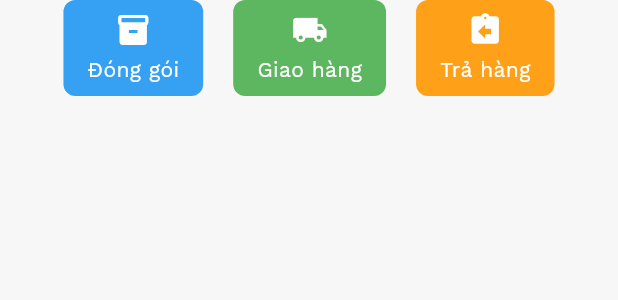
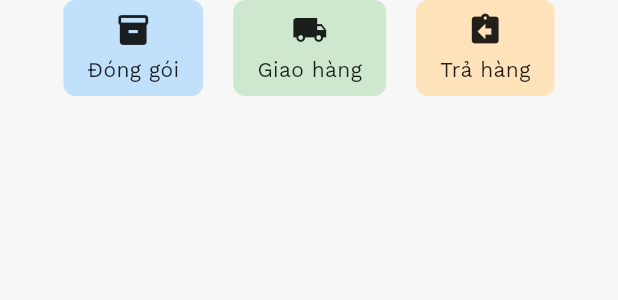
Before and after one commit to VoQuocTanne/pjpacktrack, a Flutter app: the DeliveryOptionsWidget widget shown alone on an empty page, opened directly with empty values, on a phone screen of 412 x 824 dp. Shown: the top 300 px of the screen. Run offline on Flutter 3.47's test engine with Material 3 defaults, Android fonts, the phone set to English and light mode, and no system bars; our stand-ins replace bloc, camera, cloud_firestore, equatable, firebase_auth, firebase_core and 14 more; missing offline and left inert: aws_storage_service, flutter_stripe, kommunicate_flutter, mobile_scanner; accounts and stored records are empty; generated files the repository leaves out were written again.

Commit message:
sửa icon and color

```diff
--- a/pjpacktrack/lib/modules/bottom_tab/bottom_tab_screen.dart
+++ b/pjpacktrack/lib/modules/bottom_tab/bottom_tab_screen.dart
@@ -114,7 +114,7 @@ class _BottomTabScreenState extends State<BottomTabScreen>
           Row(
             children: <Widget>[
               TabButtonUI(
-                icon: Icons.search,
+                icon: Icons.inventory,
                 isSelected: tabType == BottomBarType.order,
                 text: Loc.alized.explore,
                 onTap: () {
@@ -122,7 +122,7 @@ class _BottomTabScreenState extends State<BottomTabScreen>
                 },
               ),
               TabButtonUI(
-                icon: FontAwesomeIcons.comment, // Icon for Store
+                icon: FontAwesomeIcons.users, // Icon for Store
                 isSelected: tabType == BottomBarType.forum,
                 text: 'Diễn đàn', // Text for Store
                 onTap: () {
--- a/pjpacktrack/lib/modules/ui/odervideo.dart
+++ b/pjpacktrack/lib/modules/ui/odervideo.dart
@@ -315,7 +315,7 @@ class _OrderHistoryScreenState extends State<OrderHistoryScreen> {
       Navigator.push(
         context,
         MaterialPageRoute(
-            builder: (context) => AwsVideoPlayer(
+          builder: (context) => AwsVideoPlayer(
             orderId: orderId,
             deliveryOption: deliveryOption,
           ),
--- a/pjpacktrack/lib/modules/ui/recording/delivery_option.dart
+++ b/pjpacktrack/lib/modules/ui/recording/delivery_option.dart
@@ -19,7 +19,7 @@ class DeliveryOptionsWidget extends StatelessWidget {
             context,
             'Đóng gói',
             Icons.inventory_2,
-            Colors.blue,
+            Colors.blue[100]!,
             () => _handleOptionTap(context, 'Đóng gói'),
           ),
           const SizedBox(width: 20),
@@ -27,7 +27,7 @@ class DeliveryOptionsWidget extends StatelessWidget {
             context,
             'Giao hàng',
             Icons.local_shipping,
-            Colors.green,
+            Colors.green[100]!,
             () => _handleOptionTap(context, 'Giao hàng'),
           ),
           const SizedBox(width: 20),
@@ -35,7 +35,7 @@ class DeliveryOptionsWidget extends StatelessWidget {
             context,
             'Trả hàng',
             Icons.assignment_return,
-            Colors.orange,
+            Colors.orange[100]!,
             () => _handleOptionTap(context, 'Trả hàng'),
           ),
         ],
@@ -56,11 +56,11 @@ class DeliveryOptionsWidget extends StatelessWidget {
           child: Column(
             mainAxisSize: MainAxisSize.min,
             children: [
-              Icon(icon, color: Colors.white),
+              Icon(icon, color: Colors.black87),
               const SizedBox(height: 4),
               Text(
                 label,
-                style: const TextStyle(color: Colors.white),
+                style: const TextStyle(color: Colors.black87),
               ),
             ],
           ),
```
